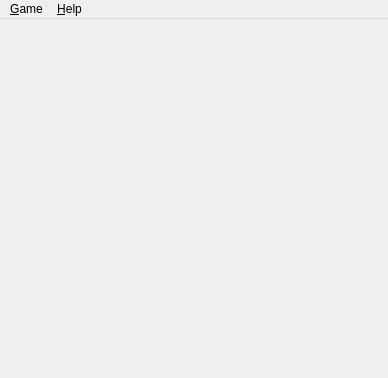
Qt form src/client/mainwindow.ui (kubos741/kbang) before a commit.
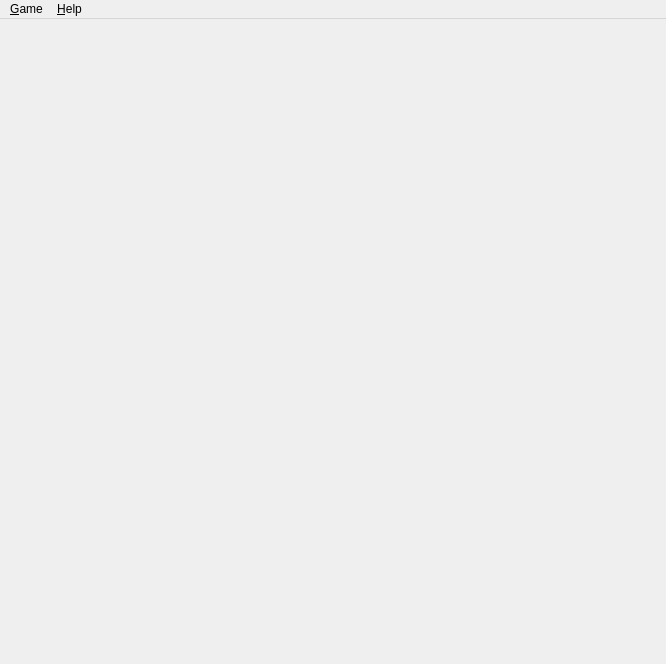
The same form after that commit. Icons and pictures are not drawn. Custom widgets are drawn as their Qt base class.

The edit to the form file:
```diff
--- a/src/client/mainwindow.ui
+++ b/src/client/mainwindow.ui
@@ -9,8 +9,8 @@
    <rect>
     <x>0</x>
     <y>0</y>
-    <width>388</width>
-    <height>378</height>
+    <width>666</width>
+    <height>664</height>
    </rect>
   </property>
   <property name="windowTitle">
@@ -650,8 +650,8 @@
     <rect>
      <x>0</x>
      <y>0</y>
-     <width>388</width>
-     <height>24</height>
+     <width>666</width>
+     <height>21</height>
     </rect>
    </property>
    <property name="autoFillBackground">
```
Left out of the diff: 58 changed lines with no effect on the pictures.
